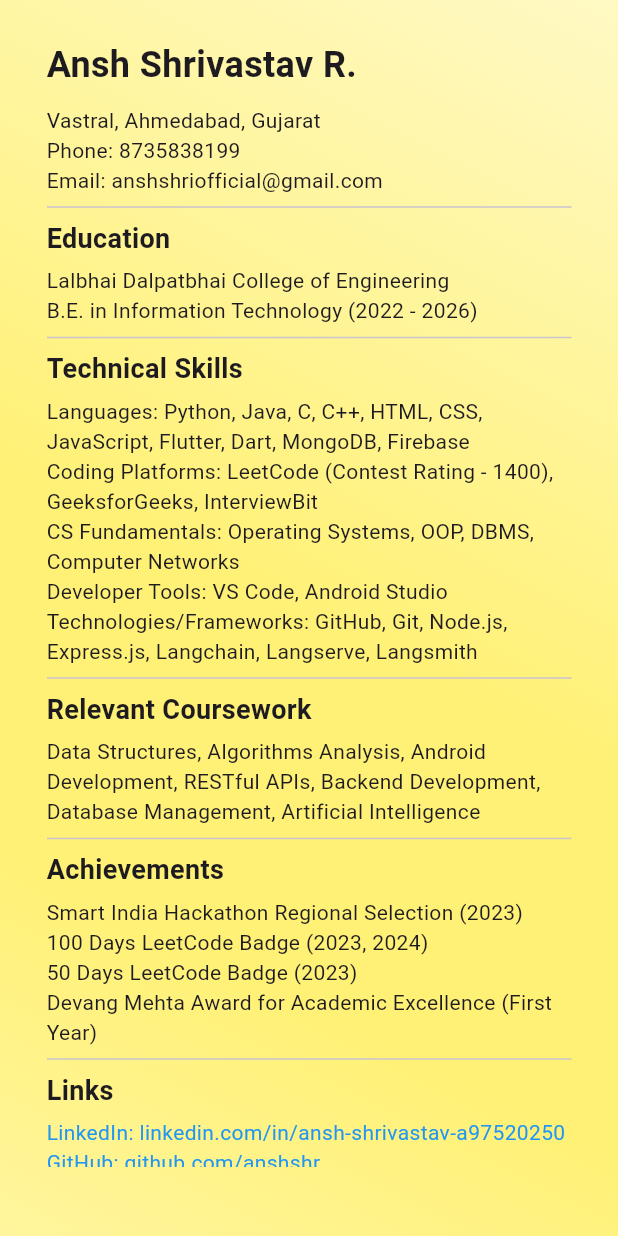
After one commit to anshshr/Margdarshak, a Flutter app: the Settings screen opened directly, after a tap on "DEVELOPER DETAILS", on a phone screen of 412 x 824 dp. The commit adds this screen. Run offline on Flutter 3.47's test engine with Material 3 defaults, Android fonts, the phone set to English and light mode, and no system bars; our stand-ins replace carousel_slider, file_picker, firebase_auth, firebase_core, flutter_credit_card, flutter_tts and 10 more; missing offline and left inert: syncfusion_flutter_pdf; accounts and stored records are empty; network calls fail.

```diff
--- a/lib/gemini/secrets.dart
+++ b/lib/gemini/secrets.dart
@@ -1 +1,3 @@
 final gemini_api_key_value = "your api key";
+
+final serp_api_key = 'your api key';
--- /dev/null
+++ b/lib/pages/settings details/developer_page.dart
@@ -0,0 +1,116 @@
+import 'package:flutter/material.dart';
+import 'package:url_launcher/url_launcher.dart';
+
+
+class DeveloperPage extends StatelessWidget {
+  const DeveloperPage({super.key});
+
+  @override
+  Widget build(BuildContext context) {
+    return Scaffold(
+      body: Container(
+        height: double.infinity,
+        width: double.infinity,
+        padding: EdgeInsets.only(top: 10, left: 15, right: 15, bottom: 30),
+        decoration: BoxDecoration(
+            gradient: LinearGradient(
+                begin: Alignment.topRight,
+                end: Alignment.bottomLeft,
+                colors: [
+              Colors.yellow[100]!,
+              Colors.yellow[200]!,
+              Colors.yellow[300]!,
+              Colors.yellow[300]!,
+              Colors.yellow[200]!,
+            ])),
+        child: Padding(
+          padding: const EdgeInsets.all(16.0),
+          child: ListView(
+            children: [
+              Text(
+                'Ansh Shrivastav R.',
+                style: TextStyle(fontSize: 24, fontWeight: FontWeight.bold),
+              ),
+              SizedBox(height: 10),
+              Text('Vastral, Ahmedabad, Gujarat'),
+              Text('Phone: 8735838199'),
+              Text('Email: anshshriofficial@gmail.com'),
+              Divider(),
+              Text(
+                'Education',
+                style: TextStyle(fontSize: 18, fontWeight: FontWeight.bold),
+              ),
+              SizedBox(height: 5),
+              Text('Lalbhai Dalpatbhai College of Engineering'),
+              Text('B.E. in Information Technology (2022 - 2026)'),
+              Divider(),
+              Text(
+                'Technical Skills',
+                style: TextStyle(fontSize: 18, fontWeight: FontWeight.bold),
+              ),
+              SizedBox(height: 5),
+              Text(
+                  'Languages: Python, Java, C, C++, HTML, CSS, JavaScript, Flutter, Dart, MongoDB, Firebase'),
+              Text(
+                  'Coding Platforms: LeetCode (Contest Rating - 1400), GeeksforGeeks, InterviewBit'),
+              Text(
+                  'CS Fundamentals: Operating Systems, OOP, DBMS, Computer Networks'),
+              Text('Developer Tools: VS Code, Android Studio'),
+              Text(
+                  'Technologies/Frameworks: GitHub, Git, Node.js, Express.js, Langchain, Langserve, Langsmith'),
+              Divider(),
+              Text(
+                'Relevant Coursework',
+                style: TextStyle(fontSize: 18, fontWeight: FontWeight.bold),
+              ),
+              SizedBox(height: 5),
+              Text(
+                  'Data Structures, Algorithms Analysis, Android Development, RESTful APIs, Backend Development, Database Management, Artificial Intelligence'),
+              Divider(),
+              Text(
+                'Achievements',
+                style: TextStyle(fontSize: 18, fontWeight: FontWeight.bold),
+              ),
+              SizedBox(height: 5),
+              Text('Smart India Hackathon Regional Selection (2023)'),
+              Text('100 Days LeetCode Badge (2023, 2024)'),
+              Text('50 Days LeetCode Badge (2023)'),
+              Text('Devang Mehta Award for Academic Excellence (First Year)'),
+              Divider(),
+              Text(
+                'Links',
+                style: TextStyle(fontSize: 18, fontWeight: FontWeight.bold),
+              ),
+              SizedBox(height: 5),
+              InkWell(
+                  child: Text(
+                    'LinkedIn: linkedin.com/in/ansh-shrivastav-a97520250',
+                    style: TextStyle(color: Colors.blue),
+                  ),
+                  onTap: () async {
+                    String linkedin_link =
+                        'https://linkedin.com/in/ansh-shrivastav-a97520250';
+
+                    await launchUrl(
+                        Uri.parse(
+                          linkedin_link,
+                        ),
+                        mode: LaunchMode.inAppBrowserView);
+                  }),
+              InkWell(
+                  child: Text(
+                    'GitHub: github.com/anshshr',
+                    style: TextStyle(color: Colors.blue),
+                  ),
+                  onTap: () {
+                    String github_link = 'https://github.com/anshshr';
+                    launchUrl(Uri.parse(github_link),
+                        mode: LaunchMode.inAppBrowserView);
+                  }),
+            ],
+          ),
+        ),
+      ),
+    );
+  }
+}
--- a/lib/pages/settings details/forms.dart
+++ b/lib/pages/settings details/forms.dart
@@ -135,7 +135,7 @@ Future feedback_dialog(BuildContext context) {
                     borderRadius: BorderRadius.circular(20)),
                 contentPadding:
                     EdgeInsets.symmetric(horizontal: 20, vertical: 10),
-                hintText: 'Enter your Feedgack',
+                hintText: 'Enter your Feedback',
               ),
             ),
             SizedBox(
--- a/lib/pages/settings details/settings.dart
+++ b/lib/pages/settings details/settings.dart
@@ -1,8 +1,10 @@
 // ignore_for_file: prefer_const_literals_to_create_immutables, use_build_context_synchronously, prefer_const_constructors
 
 import 'package:copy_of_margdrashak/pages/liquid%20swipe/swipe_pages.dart';
+import 'package:copy_of_margdrashak/pages/settings%20details/developer_page.dart';
 import 'package:firebase_auth/firebase_auth.dart';
 import 'package:flutter/material.dart';
+import 'package:get/get.dart';
 
 import 'package:shared_preferences/shared_preferences.dart';
 
@@ -71,7 +73,7 @@ class _SettingsState extends State<Settings> {
           child: SingleChildScrollView(
             child: Column(
               children: [
-                my_card('ABOUT', () {
+                my_card('ABOUT APP', () {
                   Navigator.push(
                       context,
                       MaterialPageRoute(
@@ -83,6 +85,13 @@ class _SettingsState extends State<Settings> {
                 }, Icon(Icons.report_problem, size: 30, color: Colors.black87)),
                 my_card('FEEDBACK', () async {
                   await feedback_dialog(context);
+                }, Icon(Icons.feedback, size: 30, color: Colors.black87)),
+                my_card('DEVELOPER DETAILS', () {
+                  Navigator.push(
+                      context,
+                      MaterialPageRoute(
+                        builder: (context) => DeveloperPage(),
+                      ));
                 }, Icon(Icons.feedback, size: 30, color: Colors.black87)),
                 my_card('LOGOUT', () async {
                   SharedPreferences pref =
```
Also changed, not shown: lib/extra operations/job_api.dart (+11 -8 lines), lib/extra operations/youtube_api.dart (+10 -6 lines), lib/pages/home page/jobs_list.dart (+35 -61 lines), lib/pages/quiz app/quiz_generator.dart (+4 -7 lines), pubspec.yaml (+7 -0 lines), assets/icon/icon.jpeg (added), pubspec.lock, 28 other files.
